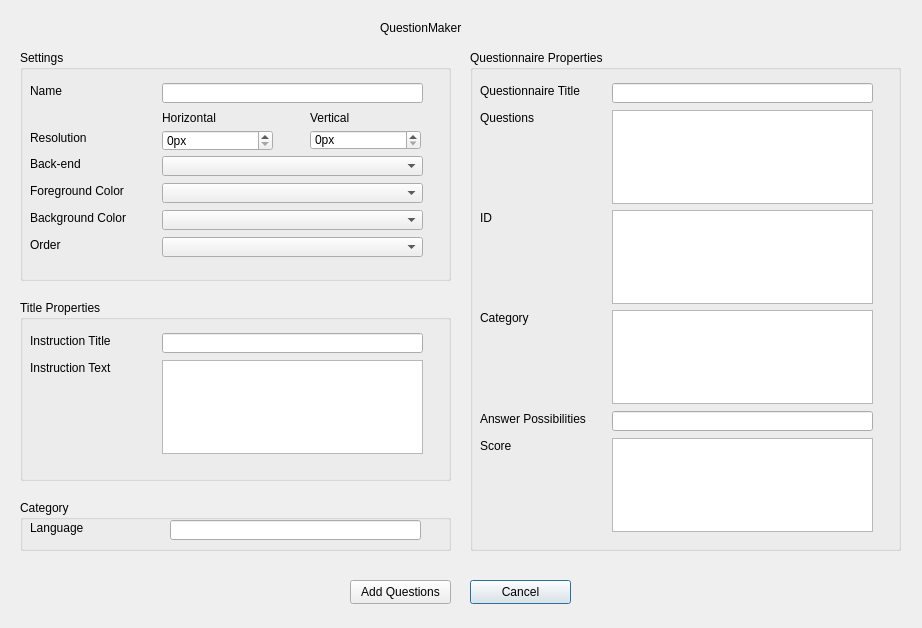
This is resources/questionnairecreator.ui in dev-jam/opensesame-toolbox as Qt 5 draws it before an edit. The edited form follows.
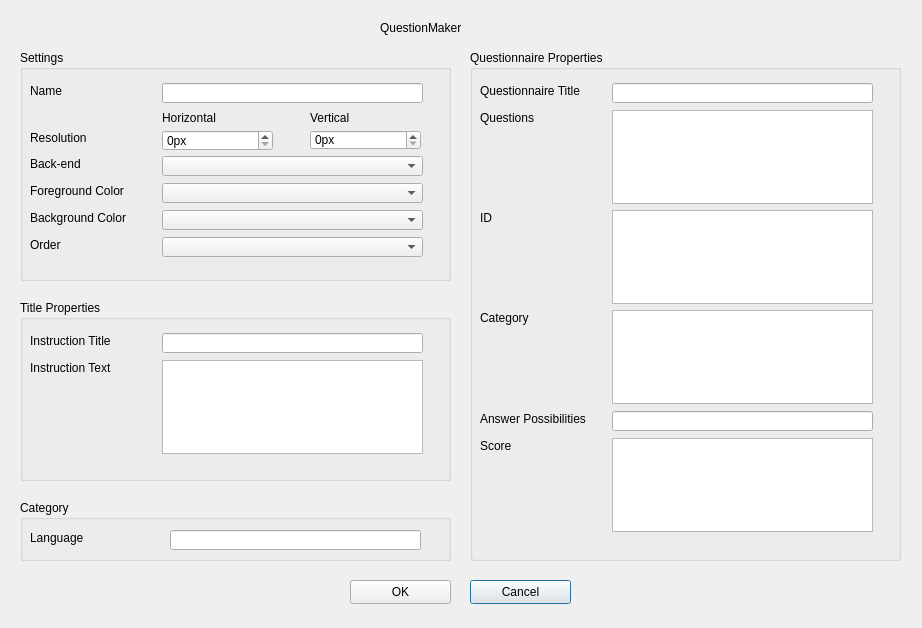
This is the edited form.

```diff
--- a/resources/questionnairecreator.ui
+++ b/resources/questionnairecreator.ui
@@ -289,7 +289,7 @@
      <x>20</x>
      <y>500</y>
      <width>431</width>
-     <height>51</height>
+     <height>61</height>
     </rect>
    </property>
    <property name="title">
@@ -299,7 +299,7 @@
     <property name="geometry">
      <rect>
       <x>10</x>
-      <y>20</y>
+      <y>30</y>
       <width>62</width>
       <height>16</height>
      </rect>
@@ -312,7 +312,7 @@
     <property name="geometry">
      <rect>
       <x>150</x>
-      <y>20</y>
+      <y>30</y>
       <width>251</width>
       <height>20</height>
      </rect>
@@ -331,7 +331,7 @@
      <x>470</x>
      <y>50</y>
      <width>431</width>
-     <height>501</height>
+     <height>511</height>
     </rect>
    </property>
    <property name="title">
@@ -535,7 +535,7 @@
     </rect>
    </property>
    <property name="text">
-    <string>Add Questions</string>
+    <string>OK</string>
    </property>
   </widget>
   <widget class="QLabel" name="label">
```
